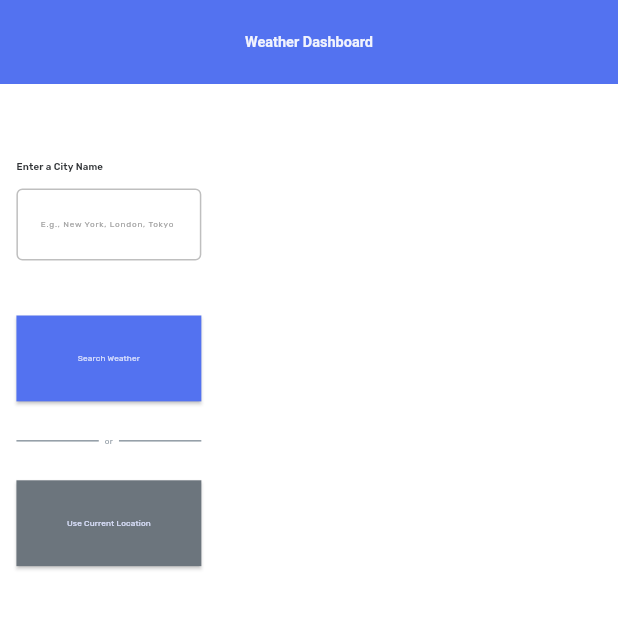
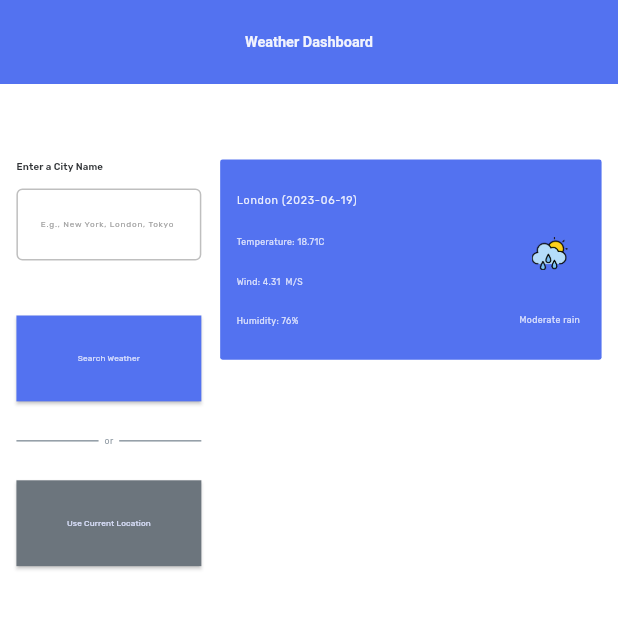
Before and after one commit to lehuynhphat2808/g-weather-forecast, a Flutter app: the screen it shows after launch, on a phone screen of 412 x 824 dp, the top half of it. Run offline on Flutter 3.47's test engine with Material 3 defaults, Android fonts, the phone set to English and light mode, and no system bars; our stand-ins replace flutter_screenutil; generated files the repository leaves out were written again.

Commit message:
feat: present day

```diff
--- a/lib/ui/dashboard/page/dashboard.page.dart
+++ b/lib/ui/dashboard/page/dashboard.page.dart
@@ -2,6 +2,7 @@ import 'package:flutter/material.dart';
 import 'package:flutter_gen/gen_l10n/app_localizations.dart';
 import 'package:flutter_screenutil/flutter_screenutil.dart';
 import 'package:g_weather_forecast/ui/dashboard/widget/search_form.dart';
+import 'package:g_weather_forecast/ui/dashboard/widget/weather_detail.dart';
 
 class DashBoardPage extends StatelessWidget {
   const DashBoardPage({super.key});
@@ -12,7 +13,14 @@ class DashBoardPage extends StatelessWidget {
       appBar: AppBar(title: Text(AppLocalizations.of(context)?.dashboard_app_bar_tittle ?? '')),
       body: Padding(
         padding: EdgeInsets.only(top: 44.h, left: 34.w, right: 34.w),
-        child: Row(children: [SizedBox(width: 383.w, child: SearchForm()), SizedBox()]),
+        child: Row(
+          crossAxisAlignment: CrossAxisAlignment.start,
+          children: [
+            SizedBox(width: 383.w, child: SearchForm()),
+            SizedBox(width: 39.w),
+            Expanded(child: WeatherDetail()),
+          ],
+        ),
       ),
     );
   }
--- /dev/null
+++ b/lib/ui/dashboard/widget/present_day.dart
@@ -0,0 +1,39 @@
+import 'package:flutter/material.dart';
+import 'package:flutter_screenutil/flutter_screenutil.dart';
+import 'package:g_weather_forecast/x_helper/weather_icon_helper.dart';
+
+class PresentDay extends StatelessWidget {
+  const PresentDay({super.key});
+
+  @override
+  Widget build(BuildContext context) {
+    return Container(
+      padding: EdgeInsets.symmetric(horizontal: 34.w, vertical: 19.h),
+      decoration: BoxDecoration(borderRadius: BorderRadius.circular(5.w), color: Theme.of(context).colorScheme.primary),
+      child: Row(
+        mainAxisAlignment: MainAxisAlignment.spaceBetween,
+        children: [
+          Column(
+            crossAxisAlignment: CrossAxisAlignment.start,
+            spacing: 16.h,
+            children: [
+              Text('London (2023-06-19)', style: Theme.of(context).textTheme.bodyLarge),
+              Text('Temperature: 18.71C', style: Theme.of(context).textTheme.bodyMedium),
+              Text('Wind: 4.31  M/S', style: Theme.of(context).textTheme.bodyMedium),
+              Text('Humidity: 76%', style: Theme.of(context).textTheme.bodyMedium),
+            ],
+          ),
+          Padding(
+            padding: EdgeInsets.only(right: 11.w),
+            child: Column(
+              children: [
+                Image.asset(WeatherIconHelper.getIconPath(1183), width: 75.w, height: 70.h),
+                Text('Moderate rain', style: Theme.of(context).textTheme.bodyMedium),
+              ],
+            ),
+          ),
+        ],
+      ),
+    );
+  }
+}
--- /dev/null
+++ b/lib/ui/dashboard/widget/weather_detail.dart
@@ -0,0 +1,11 @@
+import 'package:flutter/material.dart';
+import 'package:g_weather_forecast/ui/dashboard/widget/present_day.dart';
+
+class WeatherDetail extends StatelessWidget {
+  const WeatherDetail({super.key});
+
+  @override
+  Widget build(BuildContext context) {
+    return Column(children: [PresentDay()]);
+  }
+}
--- a/lib/ui/theme/app.colors.dart
+++ b/lib/ui/theme/app.colors.dart
@@ -6,6 +6,7 @@ abstract class AppColors {
   static const Color primaryColor = Color(0xff5372F0);
   static const Color secondaryColor = Color(0xff6C757D);
   static const Color titleSmall = Color(0xff2E3134);
+  static const Color bodyLarge = Color(0xffE9EDFD);
   static const Color textFieldFocusBorderColor = Color(0xff575757);
   static const Color textFieldBorderColor = Color(0xffBFBFBF);
   static const Color hintText = Color(0xffA0A0A0);
--- a/lib/ui/theme/app.text_styles.dart
+++ b/lib/ui/theme/app.text_styles.dart
@@ -9,8 +9,9 @@ class AppTextStyles {
     fontSize: 30.sp,
   );
   static TextStyle titleSmall = TextStyle(fontWeight: FontWeight.w600, color: AppColors.titleSmall, fontSize: 20.sp);
+  static TextStyle bodyLarge = TextStyle(fontWeight: FontWeight.w400, color: AppColors.bodyLarge, fontSize: 22.sp);
   static TextStyle hintText = TextStyle(fontWeight: FontWeight.w400, color: AppColors.hintText, fontSize: 17.sp);
   static TextStyle inputText = TextStyle(fontWeight: FontWeight.w400, color: AppColors.inputText, fontSize: 17.sp);
   static TextStyle buttonText = TextStyle(fontWeight: FontWeight.w400, color: AppColors.buttonText, fontSize: 17.sp);
-  static TextStyle bodyMedium = TextStyle(fontWeight: FontWeight.w400, color: AppColors.titleSmall, fontSize: 17.sp);
+  static TextStyle bodyMedium = TextStyle(fontWeight: FontWeight.w400, color: AppColors.bodyMedium, fontSize: 18.sp);
 }
--- a/lib/ui/theme/app.themes.dart
+++ b/lib/ui/theme/app.themes.dart
@@ -14,7 +14,11 @@ abstract class AppThemes {
       titleSpacing: 24.h,
     ),
     fontFamily: FontFamily.rubik,
-    textTheme: TextTheme(titleSmall: AppTextStyles.titleSmall, bodyMedium: AppTextStyles.bodyMedium),
+    textTheme: TextTheme(
+      titleSmall: AppTextStyles.titleSmall,
+      bodyLarge: AppTextStyles.bodyLarge,
+      bodyMedium: AppTextStyles.bodyMedium,
+    ),
     inputDecorationTheme: InputDecorationTheme(
       focusedBorder: OutlineInputBorder(borderSide: BorderSide(color: AppColors.textFieldFocusBorderColor, width: 2.0)),
       enabledBorder: OutlineInputBorder(borderSide: BorderSide(color: AppColors.textFieldBorderColor, width: 1.0)),
--- /dev/null
+++ b/lib/x_helper/weather_icon_helper.dart
@@ -0,0 +1,76 @@
+class WeatherIconHelper {
+  static String getIconPath(int code) {
+    switch (code) {
+      // ☀️ Clear / Sunny
+      case 1000:
+        return 'assets/icons/sunny.png';
+
+      // 🌤 Partly cloudy
+      case 1003:
+        return 'assets/icons/partly_cloudy.png';
+
+      // ☁️ Cloudy / Overcast
+      case 1006:
+        return 'assets/icons/cloudy.png';
+      case 1009:
+        return 'assets/icons/overcast.png';
+
+      // 🌫 Fog / Mist
+      case 1030:
+        return 'assets/icons/mist.png';
+      case 1135:
+      case 1147:
+        return 'assets/icons/fog.png';
+
+      // 🌧 Light Rain
+      case 1063:
+      case 1150:
+      case 1153:
+      case 1180:
+        return 'assets/icons/light_rain.png';
+
+      // 🌦 Moderate Rain
+      case 1183:
+      case 1186:
+      case 1189:
+        return 'assets/icons/moderate_rain.png';
+
+      // 🌧️ Heavy Rain
+      case 1192:
+      case 1195:
+        return 'assets/icons/heavy_rain.png';
+
+      // ⛈ Thunderstorm
+      case 1273:
+      case 1276:
+        return 'assets/icons/thunderstorm.png';
+
+      // ❄️ Snow
+      case 1066:
+      case 1210:
+      case 1213:
+        return 'assets/icons/snow.png';
+
+      // ❄️ Heavy Snow
+      case 1216:
+      case 1219:
+      case 1222:
+      case 1225:
+        return 'assets/icons/heavy_snow.png';
+
+      // 🌨 Sleet
+      case 1204:
+      case 1207:
+        return 'assets/icons/sleet.png';
+
+      // 🌦 Showers
+      case 1240:
+      case 1243:
+        return 'assets/icons/showers.png';
+
+      // 🚫 Default fallback
+      default:
+        return 'assets/icons/default.png';
+    }
+  }
+}
--- a/pubspec.yaml
+++ b/pubspec.yaml
@@ -40,6 +40,7 @@ dependencies:
     sdk: flutter
   intl: ^0.19.0
 
+
 dev_dependencies:
   build_runner: ^2.4.14
   flutter_gen_runner: ^5.8.0
@@ -68,6 +69,7 @@ flutter:
   # To add assets to your application, add an assets section, like this:
   assets:
     - assets/fonts/rubik/
+    - assets/icons/
   #   - images/a_dot_ham.jpeg
 
   # An image asset can refer to one or more resolution-specific "variants", see
```
Also changed, not shown: assets/icons/moderate_rain.png (added), assets/icons/sunny.png (added).
